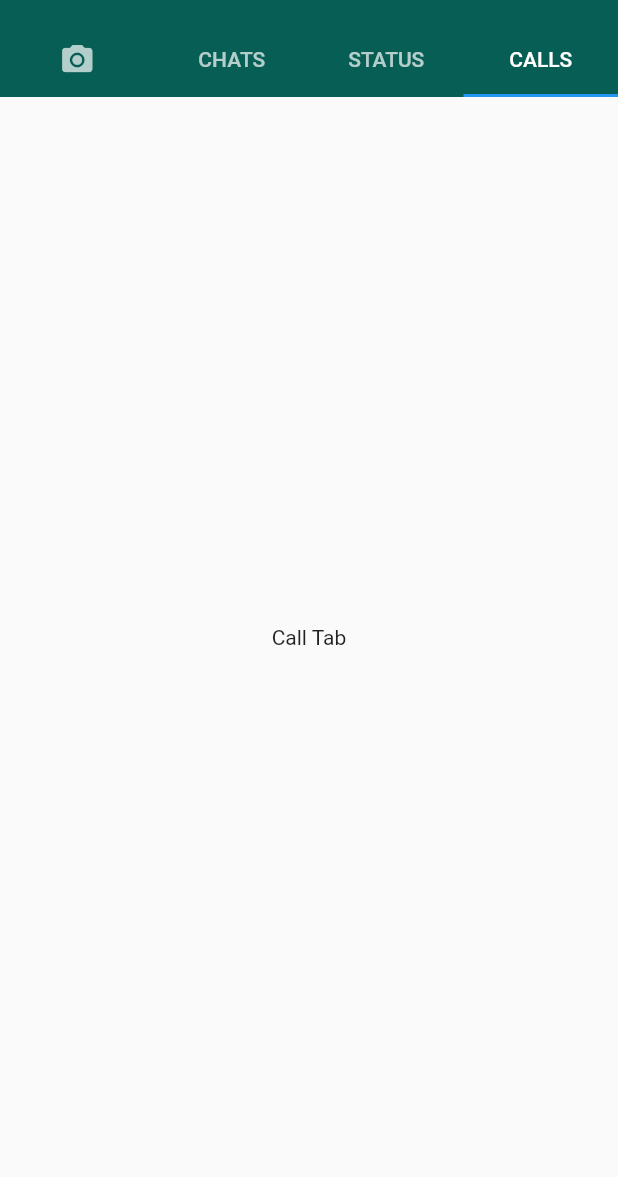
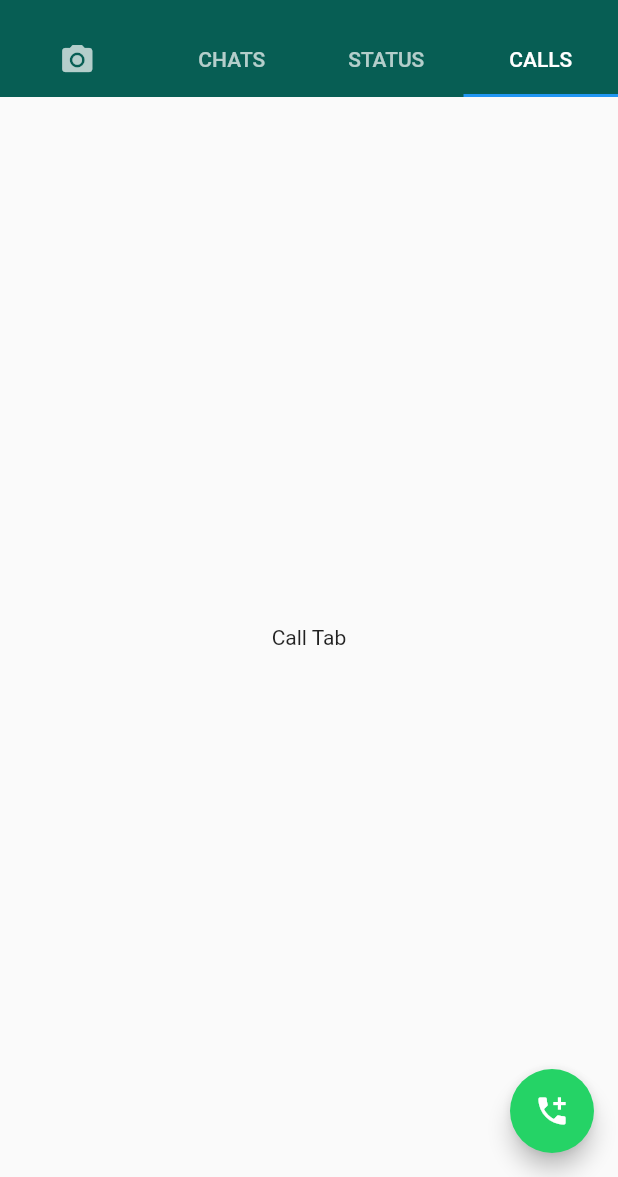
Before and after one commit to oliverboamah/whatsapp_ui, a Flutter app: the screen it shows after launch, swiped to page 4, on a phone screen of 412 x 824 dp, the part 59-1236 px from its top. Run offline on Flutter 3.47's test engine with Material 2 defaults, Android fonts, the phone set to English and light mode, and no system bars.

Commit message:
Add FAB to Call Tab

```diff
--- a/lib/ui/tabs/call_tab.dart
+++ b/lib/ui/tabs/call_tab.dart
@@ -1,5 +1,7 @@
 // flutter imports
+import 'package:flutter/material.dart';
 import 'package:flutter/widgets.dart';
+import 'package:whatsapp_ui/ui/values/colors.dart';
 
 class CallTab extends StatefulWidget {
   @override
@@ -9,8 +11,12 @@ class CallTab extends StatefulWidget {
 class _CallTabState extends State<CallTab> {
   @override
   Widget build(BuildContext context) {
-    return Center(
-      child: Text('Call Tab'),
-    );
+    return Scaffold(
+        body: Center(child: Text('Call Tab')),
+        floatingActionButton: FloatingActionButton(
+          child: Icon(Icons.add_call),
+          onPressed: () => {},
+          backgroundColor: ACCENT_COLOR,
+        ));
   }
 }
```
